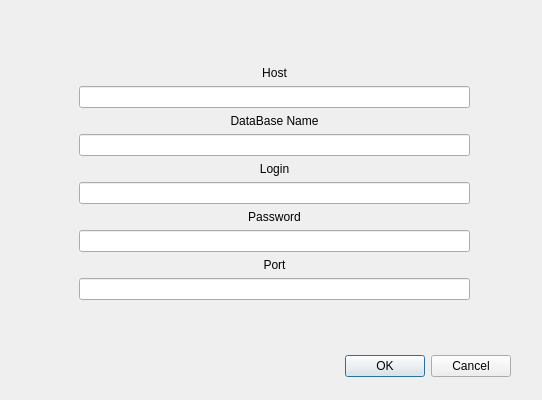
Old version of the form dialog.ui in the repository enotove/Designer.
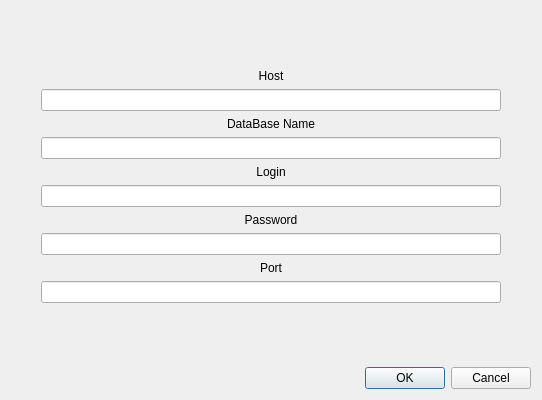
New version of the form.

Diff of the .ui file:
```diff
--- a/dialog.ui
+++ b/dialog.ui
@@ -13,31 +13,8 @@
   <property name="windowTitle">
    <string>Dialog</string>
   </property>
-  <widget class="QDialogButtonBox" name="buttonBox">
-   <property name="geometry">
-    <rect>
-     <x>170</x>
-     <y>350</y>
-     <width>341</width>
-     <height>32</height>
-    </rect>
-   </property>
-   <property name="orientation">
-    <enum>Qt::Horizontal</enum>
-   </property>
-   <property name="standardButtons">
-    <set>QDialogButtonBox::Cancel|QDialogButtonBox::Ok</set>
-   </property>
-  </widget>
-  <widget class="QWidget" name="verticalLayoutWidget">
-   <property name="geometry">
-    <rect>
-     <x>49</x>
-     <y>29</y>
-     <width>451</width>
-     <height>309</height>
-    </rect>
-   </property>
+  <layout class="QVBoxLayout" name="verticalLayout_2">
+   <item>
    <layout class="QVBoxLayout" name="verticalLayout">
     <property name="leftMargin">
      <number>30</number>
@@ -163,7 +140,18 @@
      </spacer>
     </item>
    </layout>
-  </widget>
+   </item>
+   <item>
+    <widget class="QDialogButtonBox" name="buttonBox">
+     <property name="orientation">
+      <enum>Qt::Horizontal</enum>
+     </property>
+     <property name="standardButtons">
+      <set>QDialogButtonBox::Cancel|QDialogButtonBox::Ok</set>
+     </property>
+    </widget>
+   </item>
+  </layout>
  </widget>
  <resources/>
  <connections>
```
Lines whose indentation alone changed are shown as unchanged.
